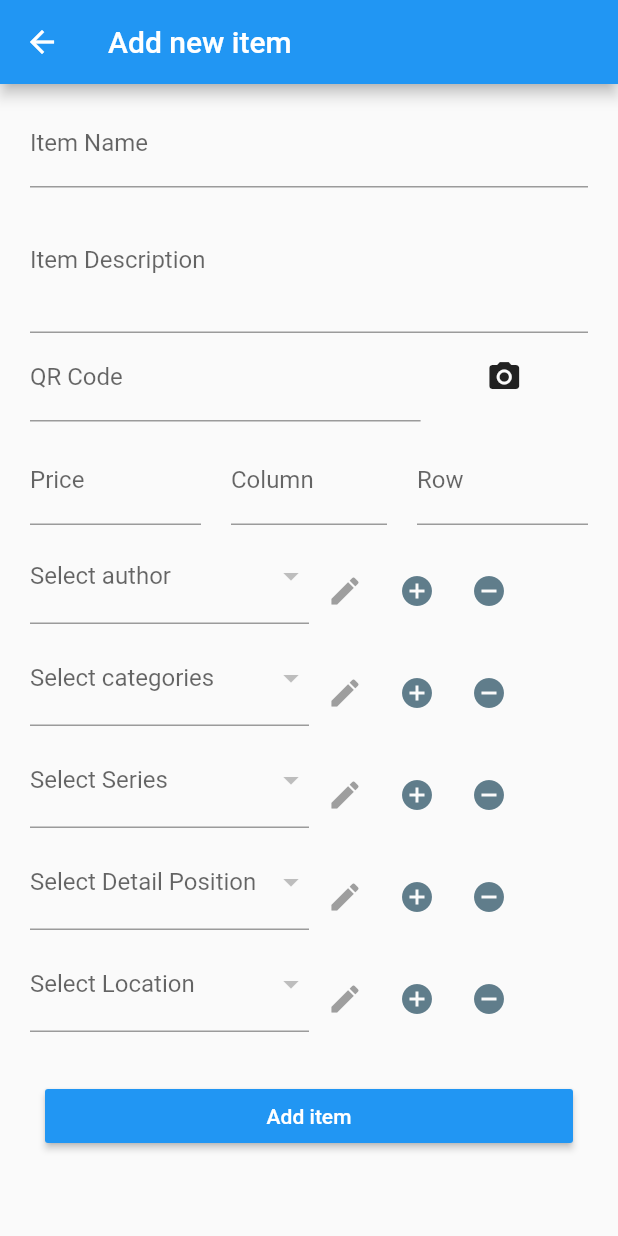
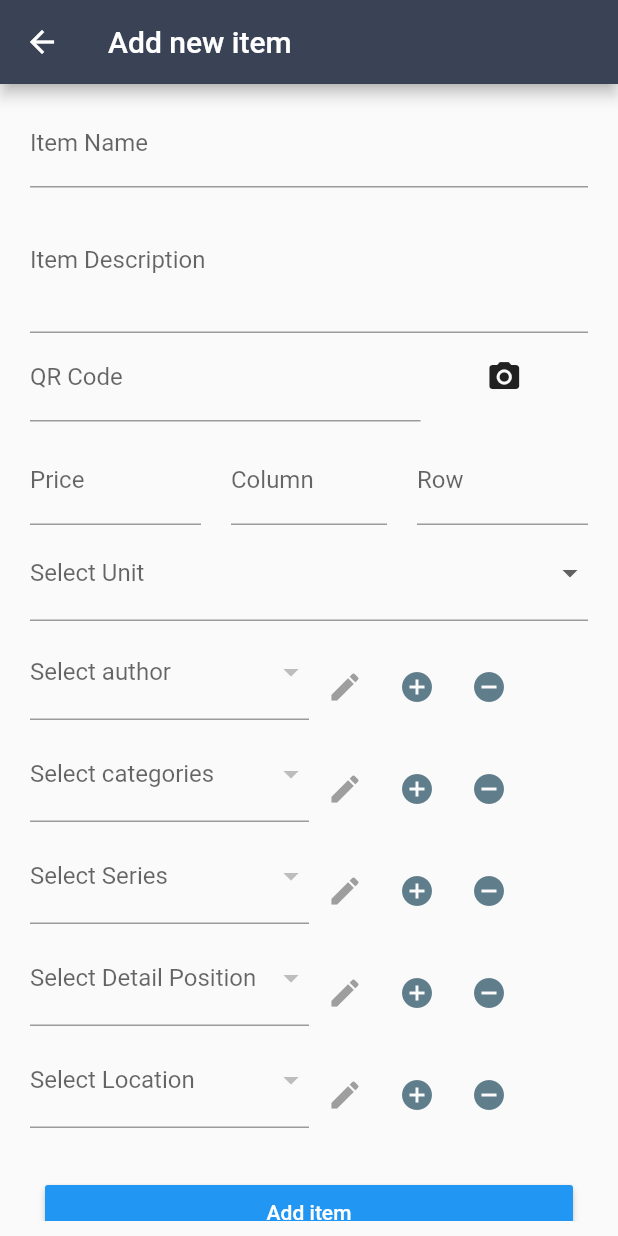
Before and after one commit to sirily11/storage-management-system-mobile, a Flutter app: the EditPage screen opened directly, on a phone screen of 412 x 824 dp. Run offline on Flutter 3.47's test engine with Material 2 defaults, Android fonts, the phone set to English and light mode, and no system bars; our stand-ins replace camera, dio, flutter_slidable, shared_preferences; missing offline and left inert: barcode_scan; accounts and stored records are empty; network calls fail.

Commit message:
fixed flutter bugs and change ui

```diff
--- a/mobile/lib/DataObj/StorageItem.dart
+++ b/mobile/lib/DataObj/StorageItem.dart
@@ -1,4 +1,5 @@
 import 'package:flutter/foundation.dart';
+import 'package:image/image.dart';
 
 import 'Decodeable.dart';
 
@@ -173,6 +174,24 @@ class Position implements Decodeable {
   }
 }
 
+class ImageObject implements Decodeable {
+  int id;
+  String image;
+
+  ImageObject({this.id, this.image});
+
+  factory ImageObject.fromJson(Map<String, dynamic> json) {
+    if (json != null) {
+      return ImageObject(id: json['id'], image: json['image']);
+    }
+    return null;
+  }
+
+  Map toJson() {
+    return {"image": image};
+  }
+}
+
 class StorageItemDetail {
   int id;
   String name;
@@ -182,10 +201,11 @@ class StorageItemDetail {
   Category category;
   Location location;
   Position position;
+  String unit;
   int column;
   int row;
   double price;
-  List<String> images;
+  List<ImageObject> images;
   List<String> files;
   String qrCode;
 
@@ -203,9 +223,15 @@ class StorageItemDetail {
       this.price,
       this.images,
       this.qrCode,
-      this.files});
+      this.files,
+      this.unit});
 
   factory StorageItemDetail.fromJson(Map<String, dynamic> json) {
+    List<ImageObject> images = [];
+
+    json['images_objects'].forEach((data) {
+      images.add(ImageObject.fromJson(data));
+    });
     return StorageItemDetail(
         id: json['id'],
         name: json['name'],
@@ -219,7 +245,8 @@ class StorageItemDetail {
         price: json['price'],
         position: Position.fromJson(json['position_name']),
         qrCode: json['qr_code'],
-        images: json['images'].cast<String>(),
+        images: images,
+        unit: json['unit'],
         files: json['files'].cast<String>());
   }
 }
--- a/mobile/lib/Edit/EditPage.dart
+++ b/mobile/lib/Edit/EditPage.dart
@@ -66,6 +66,7 @@ class EditPageState extends State<EditPage> {
   @override
   void initState() {
     super.initState();
+
     if (item != null) {
       priceController.text = item.price.toString();
       itemNameController.text = item.name;
@@ -363,6 +364,35 @@ class EditPageState extends State<EditPage> {
     );
   }
 
+  Widget unitSelector() {
+    ItemDetailEditPageState settingsState =
+        Provider.of<ItemDetailEditPageState>(context);
+    return Row(
+      children: <Widget>[
+        Expanded(
+          child: DropdownButtonFormField(
+            validator: isSelected,
+            decoration: InputDecoration(labelText: "Select Unit"),
+            value: settingsState.unit,
+            onChanged: (value) {
+              settingsState.unit = value;
+              settingsState.update();
+            },
+            items: currencyUnit.map<DropdownMenuItem>((c) {
+              return DropdownMenuItem(
+                value: c,
+                child: SizedBox(
+                  child: Text(c.toString()),
+                  width: 140,
+                ),
+              );
+            }).toList(),
+          ),
+        )
+      ],
+    );
+  }
+
   Widget submitButton() {
     return Padding(
       padding: const EdgeInsets.fromLTRB(10, 30, 10, 10),
@@ -400,6 +430,7 @@ class EditPageState extends State<EditPage> {
           column: int.parse(columnController.text),
           row: int.parse(rowController.text),
           qrCode: qrController.text,
+          unit: settings.unit,
           author: Author(id: settings.selectedAuthor),
           series: Series(id: settings.selectedSeries),
           category: Category(id: settings.selectedCategory),
@@ -434,6 +465,7 @@ class EditPageState extends State<EditPage> {
           series: Series(id: settings.selectedSeries),
           category: Category(id: settings.selectedCategory),
           position: Position(id: settings.selectedPosition),
+          unit: settings.unit,
           location: Location(id: settings.selectedLocation)));
       updateDetailPageItem(item);
       Navigator.of(context).pop();
@@ -510,6 +542,7 @@ class EditPageState extends State<EditPage> {
             maxLines: 3),
         qrField(),
         priceColRowWidget(),
+        unitSelector(),
         authorSelector(),
         categorySelector(),
         seriesSelector(),
--- a/mobile/lib/ItemImage/ItemImageScreen.dart
+++ b/mobile/lib/ItemImage/ItemImageScreen.dart
@@ -45,7 +45,7 @@ class ItemImageScreenState extends State<ItemImageScreen> {
   Future init() async {
     final cameras = await availableCameras();
     this._camera = cameras[0];
-    this._controller = CameraController(_camera, ResolutionPreset.medium);
+    this._controller = CameraController(_camera, ResolutionPreset.high);
     await _controller.initialize();
     setState(() {});
   }
--- a/mobile/lib/ItemImage/ItemImageUploadScreen.dart
+++ b/mobile/lib/ItemImage/ItemImageUploadScreen.dart
@@ -35,9 +35,8 @@ class ItemImageUploadScreen extends StatelessWidget {
     for (var path in imageState.imagePath) {
       var file = File(path);
       final bytes = await compute(_resizeImage, file);
-      print("File Size: ${bytes.length}, Orginal: ${file.lengthSync()}");
       FormData formData = new FormData.from(
-          {"item": this._id, "image": UploadFileInfo.fromBytes(bytes, path)});
+          {"item": this._id, "image": UploadFileInfo(file, path)});
       var response = await dio.post(url, data: formData);
       done = done + 1;
       imageState.progress = done / imageState.imagePath.length;
--- a/mobile/lib/States/ItemDetailEditPageState.dart
+++ b/mobile/lib/States/ItemDetailEditPageState.dart
@@ -49,6 +49,8 @@ class ItemDetailEditPageState with ChangeNotifier {
 
   double price = 0;
 
+  String unit = null;
+
   /**
    * Init setting page
    */
@@ -64,6 +66,7 @@ class ItemDetailEditPageState with ChangeNotifier {
     qrCode = item.qrCode;
     row = item.row;
     price = item.price;
+    unit = item.unit;
   }
 
   updateAll(
--- a/mobile/lib/main.dart
+++ b/mobile/lib/main.dart
@@ -23,9 +23,7 @@ class StorageManagement extends StatelessWidget {
       ],
       child: MaterialApp(
           title: 'Flutter Demo',
-          theme: ThemeData(
-            primarySwatch: Colors.blue,
-          ),
+          theme: new ThemeData(primaryColor: Color.fromRGBO(58, 66, 86, 1.0)),
           home: Homepage()),
     );
   }
--- a/mobile/lib/utils/utils.dart
+++ b/mobile/lib/utils/utils.dart
@@ -8,14 +8,16 @@ import 'package:mobile/DataObj/Setting.dart';
 import 'package:mobile/DataObj/StorageItem.dart';
 import '../DataObj/StorageItem.dart';
 
+List<String> currencyUnit = ["CNY", "JPY", "USD", "EUR", "HKD", "BKP"];
+
 String getURL(String path) {
-  String base = "http://192.168.43.21/storage_management";
+  String base = "http://192.168.31.19:8080/storage_management";
   // String base = "https://serverless.sirileepage.com/storage_management";
   return "$base/$path";
 }
 
 String getWebSocket({String path}) {
-  String base = "ws://192.168.31.91:8000/?type=scanner";
+  String base = "ws://192.168.31.19:4000/?type=scanner";
   return base;
 }
 
@@ -74,7 +76,8 @@ Future<StorageItemAbstract> addItem(StorageItemDetail item) async {
     "author_id": item.author.id,
     "series_id": item.series.id,
     "location_id": item.location.id,
-    "position_id": item.position.id
+    "position_id": item.position.id,
+    "unit": item.unit
   };
   var jsonBody = json.encode(body);
   final response = await http.post(url,
@@ -129,7 +132,8 @@ Future<StorageItemDetail> UpdateItem(StorageItemDetail item) async {
     "author_id": item.author.id,
     "series_id": item.series.id,
     "location_id": item.location.id,
-    "position_id": item.position.id
+    "position_id": item.position.id,
+    "unit": item.unit
   };
   var jsonBody = json.encode(body);
   final response = await http.patch("$url${item.id}/",
--- a/mobile/pubspec.yaml
+++ b/mobile/pubspec.yaml
@@ -20,6 +20,7 @@ dependencies:
   flutter:
     sdk: flutter
   provider: ^3.0.0+1
+  flutter_slidable: "^0.5.3"
   http: ^0.12.0+2
   json_annotation: ^2.0.0
   shared_preferences: ^0.5.3+1
```
Also changed, not shown: mobile/lib/Home/Detail/ItemDetailPage.dart (+10 -2 lines), mobile/lib/Home/DrawerNav.dart (+9 -0 lines), mobile/lib/Home/Homepage.dart (+2 -8 lines), mobile/lib/Home/ItemDisplay.dart (+48 -19 lines), mobile/lib/Setting/SettingPage.dart (added, +19 -0 lines), mobile/pubspec.lock, 1 other file.
